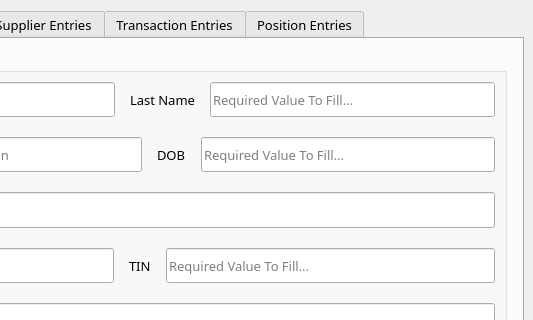
CodexLink/Route88_HybridBusinessSystem, file Design Backend and FrontEnd/PyQt5 Prototype/Route88_Inventory_ModifierEntry.ui: the form before one commit; both pictures show x 285 to 818 and y 0 to 320 of the 818 by 476 pixel window.
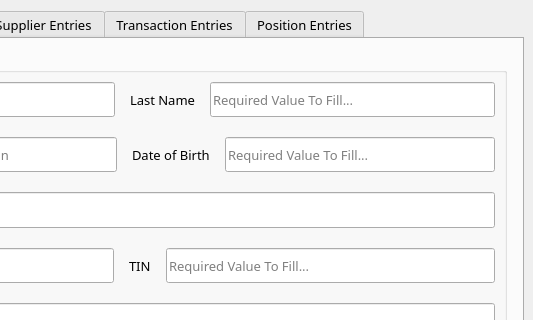
The form after the commit. Icons and pictures are not drawn.

Commit message:
[Management Design Progression] De-Normalization #1 for Design Database
- Added Confirmed Management Menus on QComboBox of Data Management SystemView
- Slightly Finalized Inventory and Employee Design.

De-normalization by @ci-mascarenas and @codexlink (And Design).

```diff
--- a/Design Backend and FrontEnd/PyQt5 Prototype/Route88_Inventory_ModifierEntry.ui
+++ b/Design Backend and FrontEnd/PyQt5 Prototype/Route88_Inventory_ModifierEntry.ui
@@ -767,7 +767,7 @@
               </font>
              </property>
              <property name="text">
-              <string>DOB</string>
+              <string>Date of Birth</string>
              </property>
             </widget>
            </item>
```
The commit also changes 3 other files.
